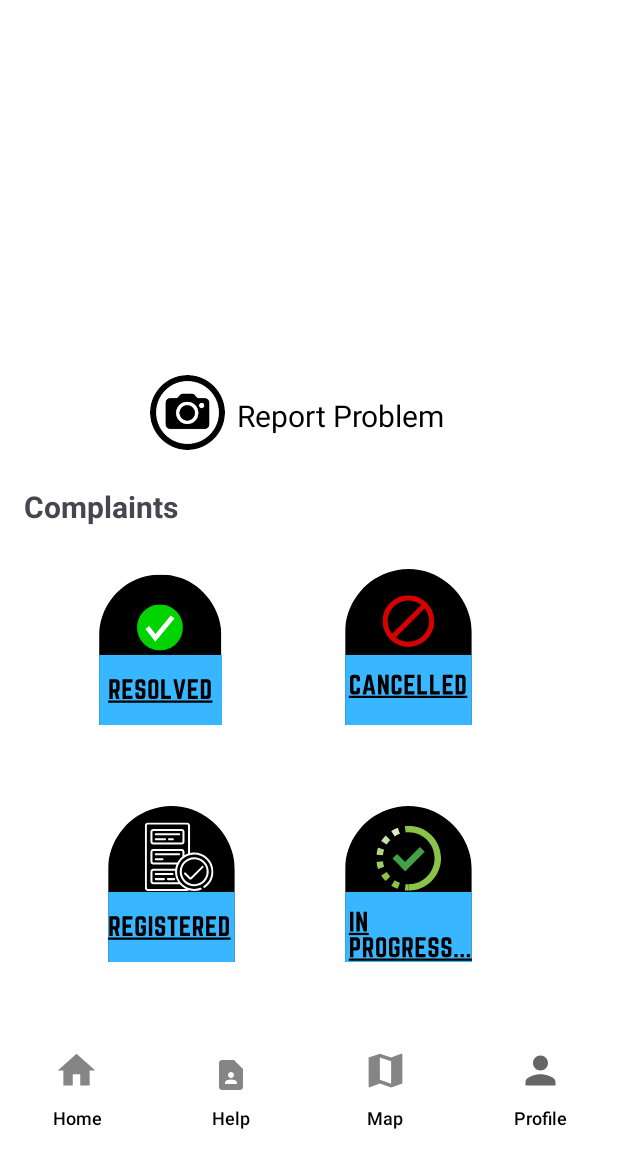
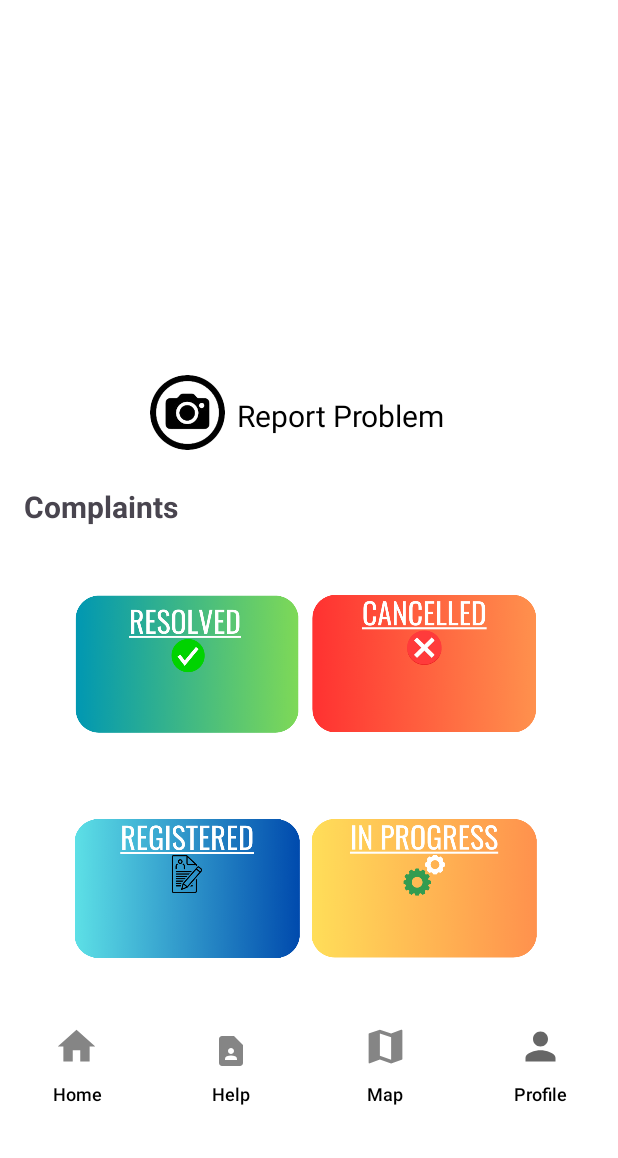
Before and after one commit to sheenasharma15/Jal_Sahay_Final, an Android app: the layout activity_main.xml on its own in the app's theme, with its tools: preview values and no code run, on a phone screen of 412 x 824 dp, the part 78-1236 px from its top. Run offline under Robolectric (Android 15) with nearby library versions, the phone set to English and light mode, and no system bars.

Commit message:
New Changes 2

```diff
--- a/app/build.gradle.kts
+++ b/app/build.gradle.kts
@@ -39,12 +39,12 @@ dependencies {
 
     implementation("androidx.core:core-ktx:1.12.0")
     implementation("androidx.appcompat:appcompat:1.6.1")
-    implementation("com.google.android.material:material:1.10.0")
+    implementation("com.google.android.material:material:1.11.0")
     implementation("androidx.constraintlayout:constraintlayout:2.1.4")
     implementation("com.google.android.gms:play-services-maps:18.2.0")
     testImplementation("junit:junit:4.13.2")
     androidTestImplementation("androidx.test.ext:junit:1.1.5")
     androidTestImplementation("androidx.test.espresso:espresso-core:3.5.1")
-    implementation("androidx.viewpager2:viewpager2:1.1.0-alpha01")
+    implementation("androidx.viewpager2:viewpager2:1.1.0-beta02")
     implementation ("com.google.android.gms:play-services-maps:18.2.0")
 }
--- a/app/src/main/res/font/oswald_regular.xml
+++ /dev/null
@@ -1,4 +0,0 @@
-<?xml version="1.0" encoding="utf-8"?>
-<font-family xmlns:android="http://schemas.android.com/apk/res/android">
-
-</font-family>
--- a/app/src/main/res/layout/activity_login.xml
+++ b/app/src/main/res/layout/activity_login.xml
@@ -23,7 +23,6 @@
         android:layout_width="wrap_content"
         android:layout_height="wrap_content"
         android:text="@string/jal_sahay"
-        android:fontFamily="@font/oswald_regular"
         android:textColor="@color/black"
         android:textSize="40sp"
         android:textStyle="bold"
--- a/app/src/main/res/layout/activity_main.xml
+++ b/app/src/main/res/layout/activity_main.xml
@@ -125,16 +125,15 @@
                 android:id="@+id/buttonsRow1"
                 android:layout_width="match_parent"
                 android:layout_height="wrap_content"
-                android:layout_below="@id/complaintsBox"
-                android:layout_marginTop="8dp">
+                android:layout_below="@id/complaintsBox">
 
                 <!-- Button 1 -->
                 <ImageButton
                     android:id="@+id/button1"
                     android:layout_width="150dp"
                     android:layout_height="150dp"
-                    android:src="@drawable/resolved"
-                    android:layout_marginLeft="30dp"
+                    android:src="@drawable/resolved_main"
+                    android:layout_marginLeft="50dp"
                     android:scaleType="fitCenter"
                     android:background="@color/white"/>
 
@@ -143,11 +142,12 @@
                     android:id="@+id/button2"
                     android:layout_width="150dp"
                     android:layout_height="150dp"
-                    android:src="@drawable/cancelled"
                     android:layout_marginStart="8dp"
+                    android:layout_marginLeft="137dp"
+                    android:layout_toRightOf="@id/button1"
+                    android:background="@color/white"
                     android:scaleType="fitCenter"
-                    android:layout_toRightOf="@id/button1"
-                    android:background="@color/white"/>
+                    android:src="@drawable/cancelled_main" />
 
             </RelativeLayout>
 
@@ -156,16 +156,15 @@
                 android:id="@+id/buttonsRow2"
                 android:layout_width="match_parent"
                 android:layout_height="wrap_content"
-                android:layout_below="@id/buttonsRow1"
-                android:layout_marginTop="8dp">
+                android:layout_below="@id/buttonsRow1">
 
                 <!-- Button 3 -->
                 <ImageButton
                     android:id="@+id/button3"
                     android:layout_width="150dp"
                     android:layout_height="150dp"
-                    android:layout_marginLeft="30dp"
-                    android:src="@drawable/registered2"
+                    android:layout_marginLeft="50dp"
+                    android:src="@drawable/registered_main"
                     android:scaleType="fitCenter"
                     android:background="@color/white"/>
 
@@ -173,7 +172,7 @@
                 <ImageButton
                     android:id="@+id/button4"
                     android:layout_width="150dp"
-                    android:src="@drawable/progress"
+                    android:src="@drawable/progress_main"
                     android:layout_height="150dp"
                     android:background="@color/white"
                     android:layout_toRightOf="@id/button3"
@@ -244,9 +243,6 @@
                     android:backgroundTint="@color/white"
                     android:textColor="@color/black"/>
             </LinearLayout>
-
-
-
         </RelativeLayout>
     </ScrollView>
 </RelativeLayout>
--- a/build.gradle.kts
+++ b/build.gradle.kts
@@ -5,6 +5,6 @@ buildscript {
     }
 }
 plugins {
-    id("com.android.application") version "8.0.2" apply false
+    id("com.android.application") version "8.1.0" apply false
     id("org.jetbrains.kotlin.android") version "1.8.0" apply false
 }
```
Also changed, not shown: app/src/main/java/com/internshala/jalsahayfinal/Activity/MainActivity.kt (+10 -7 lines), app/src/main/res/font/oswald_font.xml (deleted, +0 -9 lines), app/src/main/res/layout/activity_user_employee.xml (+4 -4 lines), app/src/main/res/drawable/cancelled_main.png (added), app/src/main/res/drawable/jal7.png (added), app/src/main/res/drawable/progress_main.png (added), app/src/main/res/drawable/registered_main.png (added), app/src/main/res/drawable/resolved_main.png (added).
